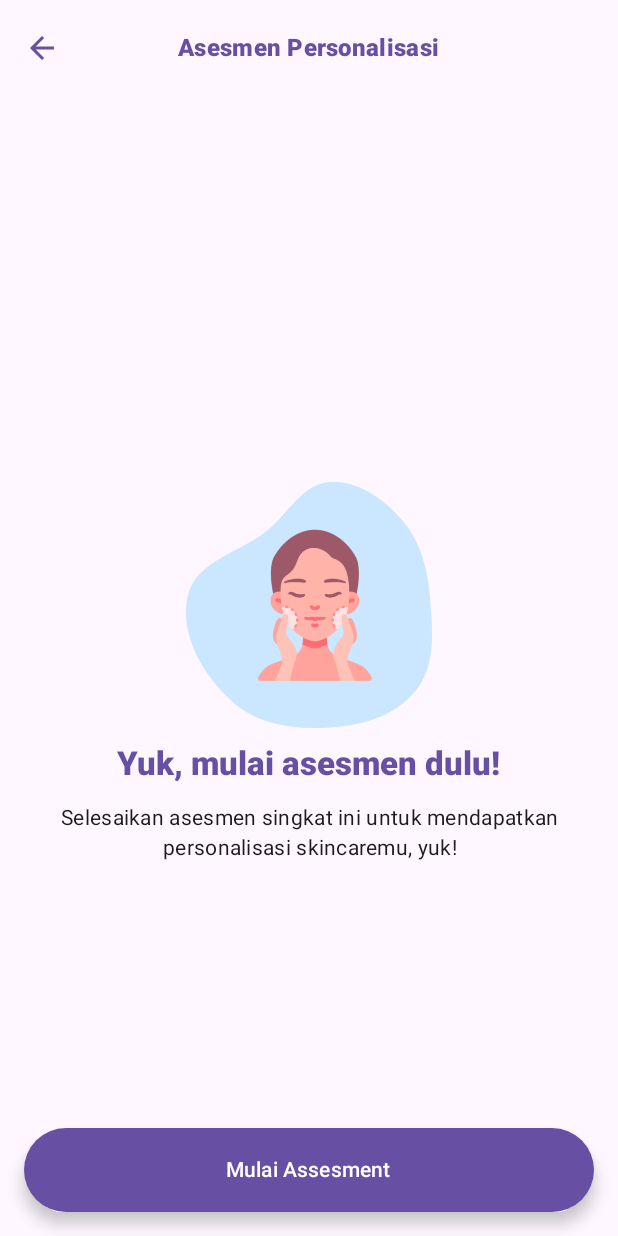
After one commit to skinsift/skinsift, an Android app built with Jetpack Compose: the StartAssessmentScreen screen opened through its navigation route, on a phone screen of 412 x 824 dp. The commit adds this screen. Run offline under Robolectric (Android 15) with nearby library versions, the phone set to English and light mode, and no system bars; our stand-ins replace CircleImageView.

Commit message:
added assessment layout: start and skin

```diff
--- a/app/src/main/java/com/ayukrisna/skinsift/navigation/NavGraph.kt
+++ b/app/src/main/java/com/ayukrisna/skinsift/navigation/NavGraph.kt
@@ -12,6 +12,8 @@ import androidx.navigation.compose.composable
 import androidx.navigation.NavHostController
 import androidx.navigation.compose.NavHost
 import androidx.navigation.navigation
+import com.ayukrisna.skinsift.view.ui.screen.assessment.SkinAssessmentScreen
+import com.ayukrisna.skinsift.view.ui.screen.assessment.StartAssessmentScreen
 import com.ayukrisna.skinsift.view.ui.screen.dictionary.DictDetailScreen
 import com.ayukrisna.skinsift.view.ui.screen.dictionary.DictFilterScreen
 import com.ayukrisna.skinsift.view.ui.screen.dictionary.DictionaryScreen
@@ -39,6 +41,7 @@ fun NavGraph (
     ) {
         authNavGraph(navController, paddingValues)
         homeNavGraph(navController, paddingValues)
+        assessNavGraph(navController, paddingValues)
         dictionaryNavGraph(navController, paddingValues)
         productNavGraph(navController, paddingValues)
         profileNavGraph(navController, paddingValues)
@@ -83,7 +86,10 @@ fun NavGraphBuilder.homeNavGraph(
                 paddingValues = paddingValues,
                 onNavigateToPreference = {
                     navController.navigate(HomeScreen.Preference)
-                }
+                },
+                onNavigateToAssessment = {
+                    navController.navigate(AssessmentScreen.Start)
+                },
             )
         }
         composable<HomeScreen.Preference> {
@@ -105,6 +111,30 @@ fun NavGraphBuilder.homeNavGraph(
             )
         }
     }
+}
+
+fun NavGraphBuilder.assessNavGraph(
+    navController: NavHostController,
+    paddingValues: PaddingValues,
+) {
+    navigation<RootScreen.AssessNav>(
+        startDestination = AssessmentScreen.Start
+    ) {
+        composable<AssessmentScreen.Start> {
+            StartAssessmentScreen(
+                paddingValues = paddingValues,
+                onNavigateToNext = {navController.navigate(AssessmentScreen.Skin)},
+                onBackClick = { navController.popBackStack() }
+            )
+        }
+        composable<AssessmentScreen.Skin> {
+            SkinAssessmentScreen(
+                paddingValues = paddingValues,
+                onBackClick = { navController.popBackStack() },
+            )
+        }
+    }
+
 }
 
 fun NavGraphBuilder.dictionaryNavGraph(
--- a/app/src/main/java/com/ayukrisna/skinsift/navigation/Screen.kt
+++ b/app/src/main/java/com/ayukrisna/skinsift/navigation/Screen.kt
@@ -8,6 +8,8 @@ sealed class RootScreen {
     object AuthNav
     @Serializable
     object HomeNav
+    @Serializable
+    object AssessNav
     @Serializable
     object DictionaryNav
     @Serializable
@@ -39,6 +41,15 @@ sealed class HomeScreen() {
 }
 
 @Serializable
+sealed class AssessmentScreen() {
+    @Serializable
+    data object Start : AssessmentScreen()
+
+    @Serializable
+    data object Skin : AssessmentScreen()
+}
+
+@Serializable
 sealed class DictionaryScreen() {
     @Serializable
     data object Dictionary : DictionaryScreen()
--- a/app/src/main/java/com/ayukrisna/skinsift/view/ui/MainScreen.kt
+++ b/app/src/main/java/com/ayukrisna/skinsift/view/ui/MainScreen.kt
@@ -19,6 +19,7 @@ import com.ayukrisna.skinsift.navigation.AuthScreen
 import com.ayukrisna.skinsift.navigation.BottomNavigationBar
 import com.ayukrisna.skinsift.navigation.NavGraph
 import androidx.navigation.NavDestination.Companion.hasRoute
+import com.ayukrisna.skinsift.navigation.AssessmentScreen
 import com.ayukrisna.skinsift.navigation.DictionaryScreen
 import com.ayukrisna.skinsift.navigation.HomeScreen
 import com.ayukrisna.skinsift.navigation.ProductScreen
@@ -39,6 +40,8 @@ fun MainScreen() {
         AuthScreen.Signup,
         HomeScreen.Preference,
         HomeScreen.AddPreference,
+        AssessmentScreen.Start,
+        AssessmentScreen.Skin,
         DictionaryScreen.Detail,
         DictionaryScreen.Filter,
         ProductScreen.Detail
--- /dev/null
+++ b/app/src/main/java/com/ayukrisna/skinsift/view/ui/screen/assessment/StartAssessmentScreen.kt
@@ -0,0 +1,122 @@
+package com.ayukrisna.skinsift.view.ui.screen.assessment
+
+import androidx.compose.foundation.Image
+import androidx.compose.foundation.layout.Arrangement
+import androidx.compose.foundation.layout.Column
+import androidx.compose.foundation.layout.PaddingValues
+import androidx.compose.foundation.layout.Row
+import androidx.compose.foundation.layout.Spacer
+import androidx.compose.foundation.layout.calculateStartPadding
+import androidx.compose.foundation.layout.fillMaxHeight
+import androidx.compose.foundation.layout.fillMaxWidth
+import androidx.compose.foundation.layout.height
+import androidx.compose.foundation.layout.padding
+import androidx.compose.foundation.layout.size
+import androidx.compose.foundation.shape.RoundedCornerShape
+import androidx.compose.material3.FloatingActionButton
+import androidx.compose.material3.MaterialTheme
+import androidx.compose.material3.Scaffold
+import androidx.compose.material3.Text
+import androidx.compose.runtime.Composable
+import androidx.compose.ui.Alignment
+import androidx.compose.ui.Modifier
+import androidx.compose.ui.layout.ContentScale
+import androidx.compose.ui.platform.LocalLayoutDirection
+import androidx.compose.ui.res.painterResource
+import androidx.compose.ui.text.font.FontWeight
+import androidx.compose.ui.text.style.TextAlign
+import androidx.compose.ui.unit.dp
+import com.ayukrisna.skinsift.R
+import com.ayukrisna.skinsift.view.ui.component.CenterAppBar
+
+@Composable
+fun StartAssessmentScreen (
+    paddingValues: PaddingValues,
+    onBackClick: () -> Unit,
+    modifier: Modifier = Modifier,
+    onNavigateToNext: () -> Unit
+) {
+    Scaffold(
+        topBar = {
+            AssessmentAppBar(
+                title = "Asesmen Personalisasi",
+                onBackClick = { onBackClick() }
+            )
+        },
+        floatingActionButton = {
+            ContinueAssessmentButton(
+                text = "Mulai Assesment",
+                onClick = {
+                    println("Filter Saved!")
+                    onNavigateToNext()
+                })
+        },
+        floatingActionButtonPosition = androidx.compose.material3.FabPosition.Center,
+        content = { innerPadding ->
+            Column(
+                modifier = Modifier
+                    .fillMaxHeight()
+                    .padding(
+                        top = paddingValues.calculateTopPadding() + 72.dp,
+                        start = paddingValues.calculateStartPadding(LocalLayoutDirection.current),
+                        end = paddingValues.calculateStartPadding(LocalLayoutDirection.current),
+                        bottom = paddingValues.calculateBottomPadding()
+                    ),
+                horizontalAlignment = Alignment.CenterHorizontally,
+                verticalArrangement = Arrangement.Center
+            ) {
+                Image(
+                    painter = painterResource(id = R.drawable.welcome_img1),
+                    contentDescription = null,
+                    contentScale = ContentScale.Crop,
+                    modifier = Modifier.size(164.dp)
+                )
+                Spacer(modifier = Modifier.height(10.dp))
+                Text(
+                    text = "Yuk, mulai asesmen dulu!",
+                    fontWeight = FontWeight.ExtraBold,
+                    style = MaterialTheme.typography.titleLarge,
+                    color = MaterialTheme.colorScheme.primary
+                )
+                Spacer(modifier = Modifier.height(12.dp))
+                Text(
+                    text = "Selesaikan asesmen singkat ini untuk mendapatkan personalisasi skincaremu, yuk!",
+                    style = MaterialTheme.typography.bodyMedium,
+                    color = MaterialTheme.colorScheme.onBackground,
+                    textAlign = TextAlign.Center
+                )
+            }
+        },
+    )
+}
+
+@Composable
+fun ContinueAssessmentButton(text: String, onClick: () -> Unit) {
+    FloatingActionButton(
+        modifier = Modifier
+            .fillMaxWidth()
+            .padding(horizontal = 16.dp),
+        onClick = onClick,
+        containerColor = MaterialTheme.colorScheme.primary,
+        contentColor = MaterialTheme.colorScheme.onPrimary,
+        shape = RoundedCornerShape(50)
+    ) {
+        Row(
+            verticalAlignment = Alignment.CenterVertically,
+            horizontalArrangement = Arrangement.spacedBy(8.dp),
+        ) {
+            Text(
+                text = text,
+                style = MaterialTheme.typography.labelLarge,
+                color = MaterialTheme.colorScheme.onPrimary
+            )
+        }
+    }
+}
+
+@Composable
+fun AssessmentAppBar(title: String, onBackClick: () -> Unit,) {
+    CenterAppBar(
+        title = title,
+        onBackClick = {onBackClick()})
+}
--- a/app/src/main/java/com/ayukrisna/skinsift/view/ui/screen/home/HomeScreen.kt
+++ b/app/src/main/java/com/ayukrisna/skinsift/view/ui/screen/home/HomeScreen.kt
@@ -1,7 +1,6 @@
 package com.ayukrisna.skinsift.view.ui.screen.home
 
 import androidx.compose.foundation.Image
-import androidx.compose.foundation.background
 import androidx.compose.foundation.clickable
 import androidx.compose.foundation.horizontalScroll
 import androidx.compose.foundation.layout.Arrangement
@@ -19,7 +18,6 @@ import androidx.compose.foundation.layout.size
 import androidx.compose.foundation.layout.width
 import androidx.compose.foundation.rememberScrollState
 import androidx.compose.foundation.shape.RoundedCornerShape
-import androidx.compose.foundation.verticalScroll
 import androidx.compose.material.icons.Icons
 import androidx.compose.material.icons.filled.ArrowForward
 import androidx.compose.material.icons.filled.KeyboardArrowRight
@@ -49,14 +47,13 @@ import androidx.compose.ui.text.withStyle
 import androidx.compose.ui.tooling.preview.Preview
 import androidx.compose.ui.unit.dp
 import com.ayukrisna.skinsift.R
-import com.ayukrisna.skinsift.view.ui.component.CircleImageView
-import com.ayukrisna.skinsift.view.ui.theme.SkinSiftTheme
 
 @Composable
 fun HomeScreen(
     onNavigateToPreference: () -> Unit,
+    onNavigateToAssessment: () -> Unit,
+    modifier: Modifier = Modifier,
     paddingValues: PaddingValues,
-    modifier: Modifier = Modifier,
 ) {
     Surface {
         Column (
@@ -72,7 +69,7 @@ fun HomeScreen(
             Spacer(modifier = Modifier.height(24.dp))
             TitleHome("Pahami Kebutuhanmu")
             Spacer(modifier = Modifier.height(12.dp))
-            ScannerRow()
+            ScannerRow({onNavigateToAssessment()})
             Spacer(modifier = Modifier.height(24.dp))
             TitleHome("Bahan Skincare Tersimpan")
             Spacer(modifier = Modifier.height(12.dp))
@@ -249,63 +246,63 @@ fun ReminderCard(modifier: Modifier = Modifier) {
     }
 }
 
-@Composable
-fun ScannerCard(modifier: Modifier = Modifier) {
-    Card(
-        shape = RoundedCornerShape(16.dp),
-        modifier = Modifier
-            .fillMaxWidth(),
-        elevation = CardDefaults.cardElevation(1.dp)
-    ) {
-        Box(
-            modifier = Modifier.fillMaxWidth(),
-            contentAlignment = Alignment.Center
-        ) {
-
-            Image(
-                painter = painterResource(id = R.drawable.card_background),
-                contentDescription = null,
-                contentScale = ContentScale.Crop,
-                modifier = Modifier.matchParentSize()
-            )
-
-            Column(
-                modifier = Modifier
-                    .padding(16.dp)
-            ) {
-                Row (
-                    horizontalArrangement = Arrangement.SpaceBetween,
-                    verticalAlignment = Alignment.CenterVertically,
-                    modifier = Modifier.fillMaxWidth()
-                ){
-                    Image(
-                        painter = painterResource(id = R.drawable.scanner),
-                        contentDescription = null,
-                        modifier = Modifier.size(80.dp)
-                    )
-                    Column(
-                        verticalArrangement = Arrangement.Top,
-                        horizontalAlignment = Alignment.Start,
-                    ) {
-                        Text(
-                            "Yuk, Scan Ingredients dari Skincaremu ✨",
-                            style = MaterialTheme.typography.titleMedium,
-                            fontWeight = FontWeight.Bold,
-                            modifier = Modifier
-                                .padding(12.dp, 0.dp, 0.dp, 0.dp)
-                        )
-                        Text(
-                            "Biar kamu tau apa saja yang kamu gunakan dalam skincaremu.",
-                            style = MaterialTheme.typography.bodyMedium,
-                            modifier = Modifier
-                                .padding(12.dp, 0.dp, 0.dp, 0.dp)
-                        )
-                    }
-                }
-            }
-        }
-    }
-}
+//@Composable
+//fun ScannerCard(modifier: Modifier = Modifier) {
+//    Card(
+//        shape = RoundedCornerShape(16.dp),
+//        modifier = Modifier
+//            .fillMaxWidth(),
+//        elevation = CardDefaults.cardElevation(1.dp)
+//    ) {
+//        Box(
+//            modifier = Modifier.fillMaxWidth(),
+//            contentAlignment = Alignment.Center
+//        ) {
+//
+//            Image(
+//                painter = painterResource(id = R.drawable.card_background),
+//                contentDescription = null,
+//                contentScale = ContentScale.Crop,
+//                modifier = Modifier.matchParentSize()
+//            )
+//
+//            Column(
+//                modifier = Modifier
+//                    .padding(16.dp)
+//            ) {
+//                Row (
+//                    horizontalArrangement = Arrangement.SpaceBetween,
+//                    verticalAlignment = Alignment.CenterVertically,
+//                    modifier = Modifier.fillMaxWidth()
+//                ){
+//                    Image(
+//                        painter = painterResource(id = R.drawable.scanner),
+//                        contentDescription = null,
+//                        modifier = Modifier.size(80.dp)
+//                    )
+//                    Column(
+//                        verticalArrangement = Arrangement.Top,
+//                        horizontalAlignment = Alignment.Start,
+//                    ) {
+//                        Text(
+//                            "Yuk, Scan Ingredients dari Skincaremu ✨",
+//                            style = MaterialTheme.typography.titleMedium,
+//                            fontWeight = FontWeight.Bold,
+//                            modifier = Modifier
+//                                .padding(12.dp, 0.dp, 0.dp, 0.dp)
+//                        )
+//                        Text(
+//                            "Biar kamu tau apa saja yang kamu gunakan dalam skincaremu.",
+//                            style = MaterialTheme.typography.bodyMedium,
+//                            modifier = Modifier
+//                                .padding(12.dp, 0.dp, 0.dp, 0.dp)
+//                        )
+//                    }
+//                }
+//            }
+//        }
+//    }
+//}
 
 @OptIn(ExperimentalMaterial3Api::class)
 @Composable
@@ -427,52 +424,57 @@ fun ArticleCard(
     }
 }
 
-@Preview(showBackground = true)
-@Composable
-fun ScannerRowPreview() {
-    ScannerRow()
-}
+//@Preview(showBackground = true)
+//@Composable
+//fun ScannerRowPreview() {
+//    ScannerRow()
+//}
 
 @Composable
-fun ScannerRow(modifier: Modifier = Modifier) {
+fun ScannerRow(assessment: () -> Unit, modifier: Modifier = Modifier) {
     Row(
         Modifier.fillMaxWidth(),
         horizontalArrangement = Arrangement.SpaceBetween,
     ){
         SkincareScannerCard(
+            {assessment()},
             Modifier.fillMaxWidth()
         )
         Spacer(modifier = Modifier.height(4.dp))
         PersonalizedCard(
-            Modifier.fillMaxWidth()
+            {assessment()},
+            Modifier.fillMaxWidth(),
         )
     }
 }
 
 @Composable
-fun SkincareScannerCard(modifier: Modifier = Modifier) {
+fun SkincareScannerCard(assessment: () -> Unit, modifier: Modifier = Modifier) {
     SquareCard(
         bgImage = painterResource(id = R.drawable.card_bg_dark),
         icon = painterResource(id = R.drawable.line_scan_small),
         title = "Pindai Bahan Skincare",
         subtitle = "Pahami komposisi dari skincaremu dengan sekali foto.",
-        textColor = MaterialTheme.colorScheme.onPrimary
+        textColor = MaterialTheme.colorScheme.onPrimary,
+        action = {assessment()}
     )
 }
 
 @Composable
-fun PersonalizedCard(modifier: Modifier = Modifier) {
+fun PersonalizedCard(assessment: () -> Unit, modifier: Modifier = Modifier) {
     SquareCard(
         bgImage = painterResource(id = R.drawable.card_bg_light),
         icon = painterResource(id = R.drawable.skincare_icon),
         title = "Personalisasi Skincare",
         subtitle = "Dapatkan rekomendasi produk sesuai dengan kebutuhanmu.",
-        textColor = MaterialTheme.colorScheme.onSurface
+        textColor = MaterialTheme.colorScheme.onSurface,
+        action = {assessment()}
     )
 }
 
 @Composable
 fun SquareCard(
+    action: () -> Unit,
     bgImage: Painter,
     icon: Painter,
     title: String,
@@ -481,7 +483,8 @@ fun SquareCard(
 ) {
     Card(
         modifier = Modifier
-            .width(178.dp),
+            .width(178.dp)
+            .clickable { action() },
         shape = RoundedCornerShape(16.dp),
         colors = CardDefaults.cardColors(
             containerColor = MaterialTheme.colorScheme.surfaceBright
@@ -532,17 +535,17 @@ fun SquareCard(
  * PREVIEW
  */
 
-@Preview(showBackground = true)
-@Composable
-fun SkincareScannerCardPreview() {
-    SkincareScannerCard()
-}
-
-@Preview(showBackground = true)
-@Composable
-fun PersonalizedCardPreview() {
-    PersonalizedCard()
-}
+//@Preview(showBackground = true)
+//@Composable
+//fun SkincareScannerCardPreview() {
+//    SkincareScannerCard()
+//}
+//
+//@Preview(showBackground = true)
+//@Composable
+//fun PersonalizedCardPreview() {
+//    PersonalizedCard()
+//}
 
 @Preview(showBackground = true)
 @Composable
@@ -570,11 +573,11 @@ fun ReminderCardPreview() {
     ReminderCard()
 }
 
-@Preview(showBackground = true)
-@Composable
-fun ScannerCardPreview() {
-    ScannerCard()
-}
+//@Preview(showBackground = true)
+//@Composable
+//fun ScannerCardPreview() {
+//    ScannerCard()
+//}
 
 //@Preview(showBackground = true)
 //@Composable
```
Also changed, not shown: app/src/main/java/com/ayukrisna/skinsift/view/ui/screen/assessment/SkinAssessmentScreen.kt (added, +155 -0 lines), app/src/main/res/drawable/welcome_img1.png (added).
